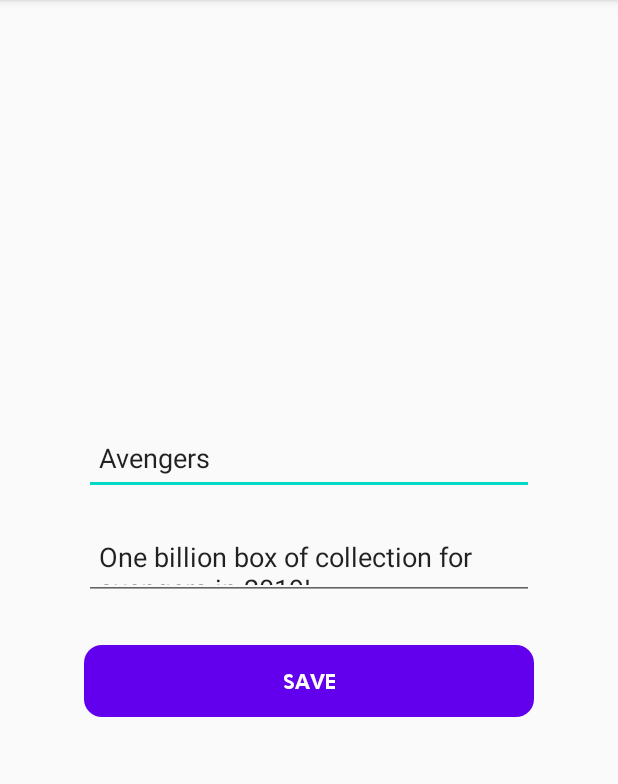
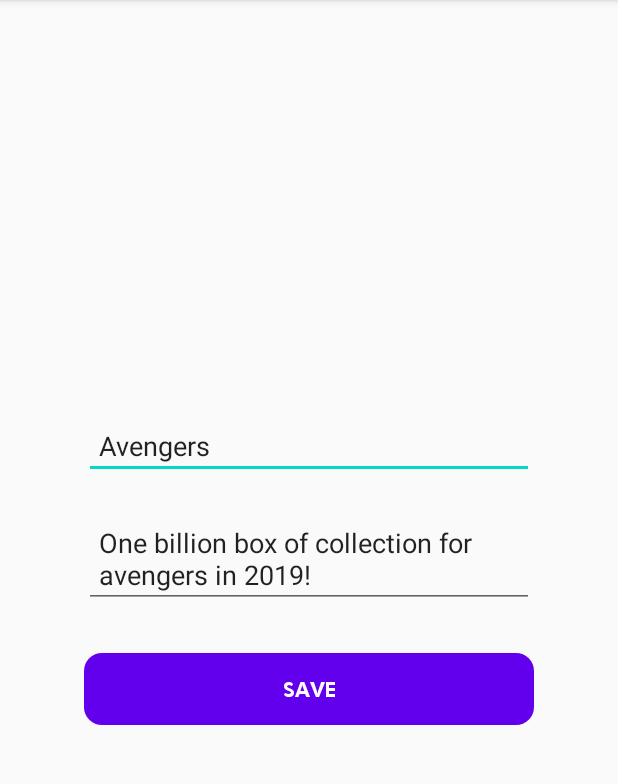
Before and after one commit to farhanfahim/Realm_Database_Sample_App, an Android app: the AddNotesActivity screen opened directly, with no data from a screen before it, on a phone screen of 412 x 824 dp, the part 84-868 px from its top. Run offline under Robolectric (Android 15) with nearby library versions, the phone set to English and light mode, and no system bars; libraries missing offline, so code that uses them is left out: io.realm; 1 statement that could not run was skipped.

Commit message:
app startup crash resolved

```diff
--- a/app/src/main/AndroidManifest.xml
+++ b/app/src/main/AndroidManifest.xml
@@ -8,8 +8,9 @@
         android:label="@string/app_name"
         android:roundIcon="@mipmap/ic_launcher_round"
         android:supportsRtl="true"
+        android:name=".initDB.MyApp"
         android:theme="@style/AppTheme">
-        <activity android:name=".Activity.AddNotesActivity"></activity>
+        <activity android:name=".Activity.AddNotesActivity"/>
         <activity android:name=".Activity.MainActivity">
             <intent-filter>
                 <action android:name="android.intent.action.MAIN" />
--- a/app/src/main/java/com/example/realmdatabasesampleapp/Activity/MainActivity.kt
+++ b/app/src/main/java/com/example/realmdatabasesampleapp/Activity/MainActivity.kt
@@ -26,7 +26,7 @@ class MainActivity : AppCompatActivity() {
 
         //init realm
         Realm.init(applicationContext)
-        val realm = Realm.getDefaultInstance()
+        realm = Realm.getDefaultInstance()
 
 
         //init views
--- a/app/src/main/res/layout/activity_add_notes.xml
+++ b/app/src/main/res/layout/activity_add_notes.xml
@@ -13,7 +13,7 @@
     <EditText
         android:id="@+id/titleET"
         android:layout_width="300dp"
-        android:layout_height="50dp"
+        android:layout_height="wrap_content"
         android:layout_margin="10dp"
         android:hint="Title"
         android:text="Avengers"
@@ -23,7 +23,7 @@
     <EditText
         android:id="@+id/descET"
         android:layout_width="300dp"
-        android:layout_height="50dp"
+        android:layout_height="wrap_content"
         android:layout_margin="10dp"
         android:text="One billion box of collection for avengers in 2019!"
         android:hint="Description"
```
Also changed, not shown: app/src/main/java/com/example/realmdatabasesampleapp/initDB/MyApp.kt (renamed from app/src/main/java/com/example/realmdatabasesampleapp/initDB/Application.kt).
